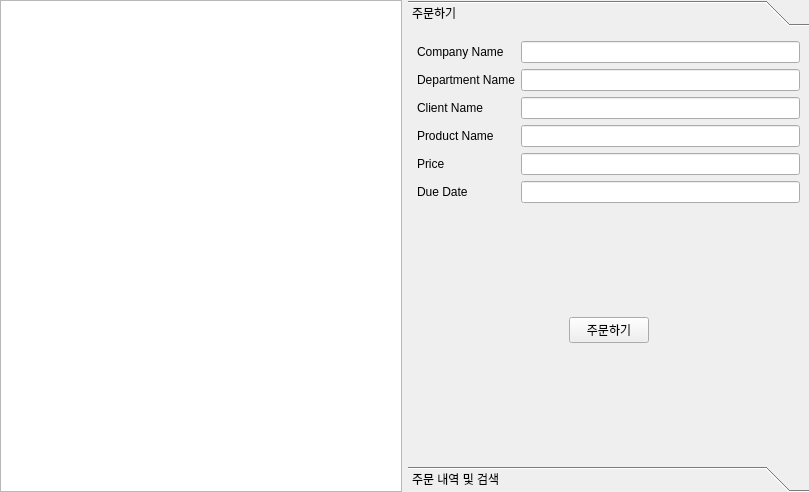
Hyun-nine-CH/securitySoftProd, file securitySoftProd_Client/clientinfoform.ui: the form before one commit.
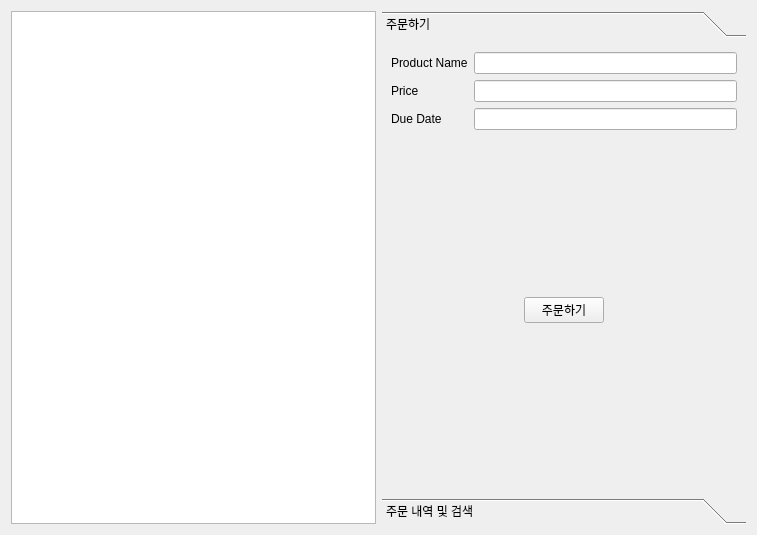
The form after the commit. The open tabs and pages were chosen to show the change.

What changed in the file:
```diff
--- a/securitySoftProd_Client/clientinfoform.ui
+++ b/securitySoftProd_Client/clientinfoform.ui
@@ -6,26 +6,14 @@
    <rect>
     <x>0</x>
     <y>0</y>
-    <width>809</width>
-    <height>492</height>
+    <width>757</width>
+    <height>535</height>
    </rect>
   </property>
   <property name="windowTitle">
    <string>Form</string>
   </property>
   <layout class="QHBoxLayout" name="horizontalLayout">
-   <property name="leftMargin">
-    <number>0</number>
-   </property>
-   <property name="topMargin">
-    <number>0</number>
-   </property>
-   <property name="rightMargin">
-    <number>0</number>
-   </property>
-   <property name="bottomMargin">
-    <number>0</number>
-   </property>
    <item>
     <widget class="QTableWidget" name="tableWidget"/>
    </item>
@@ -39,77 +27,45 @@
        <rect>
         <x>0</x>
         <y>0</y>
-        <width>399</width>
-        <height>424</height>
+        <width>361</width>
+        <height>443</height>
        </rect>
       </property>
       <attribute name="label">
        <string>주문하기</string>
       </attribute>
-      <layout class="QVBoxLayout" name="verticalLayout_5">
-       <item>
         <layout class="QVBoxLayout" name="verticalLayout_4">
          <item>
           <layout class="QFormLayout" name="formLayout">
            <item row="0" column="0">
-            <widget class="QLabel" name="label">
-             <property name="text">
-              <string>Company Name</string>
-             </property>
-            </widget>
-           </item>
-           <item row="0" column="1">
-            <widget class="QLineEdit" name="lineEdit"/>
-           </item>
-           <item row="1" column="0">
-            <widget class="QLabel" name="label_2">
-             <property name="text">
-              <string>Department Name</string>
-             </property>
-            </widget>
-           </item>
-           <item row="1" column="1">
-            <widget class="QLineEdit" name="lineEdit_2"/>
-           </item>
-           <item row="2" column="0">
-            <widget class="QLabel" name="label_3">
-             <property name="text">
-              <string>Client Name</string>
-             </property>
-            </widget>
-           </item>
-           <item row="2" column="1">
-            <widget class="QLineEdit" name="lineEdit_3"/>
-           </item>
-           <item row="3" column="0">
             <widget class="QLabel" name="label_4">
              <property name="text">
               <string>Product Name</string>
              </property>
             </widget>
            </item>
-           <item row="3" column="1">
-            <widget class="QLineEdit" name="lineEdit_4"/>
-           </item>
-           <item row="4" column="0">
+         <item row="0" column="1">
+          <widget class="QLineEdit" name="ProdName_2"/>
+         </item>
+         <item row="1" column="0">
             <widget class="QLabel" name="label_5">
              <property name="text">
               <string>Price</string>
              </property>
             </widget>
            </item>
-           <item row="4" column="1">
-            <widget class="QLineEdit" name="lineEdit_5"/>
-           </item>
-           <item row="5" column="0">
+         <item row="1" column="1">
+          <widget class="QLineEdit" name="Price_2"/>
+         </item>
+         <item row="2" column="0">
             <widget class="QLabel" name="label_6">
              <property name="text">
               <string>Due Date</string>
              </property>
             </widget>
            </item>
-           <item row="5" column="1">
-            <widget class="QLineEdit" name="lineEdit_6"/>
+         <item row="2" column="1">
+          <widget class="QLineEdit" name="Due_2"/>
            </item>
           </layout>
          </item>
@@ -181,8 +137,6 @@
           </layout>
          </item>
         </layout>
-       </item>
-      </layout>
      </widget>
      <widget class="QWidget" name="page_2">
       <property name="geometry">
```
Left out of the diff: 14 changed lines with no effect on the pictures. Lines whose indentation alone changed are shown as unchanged.
